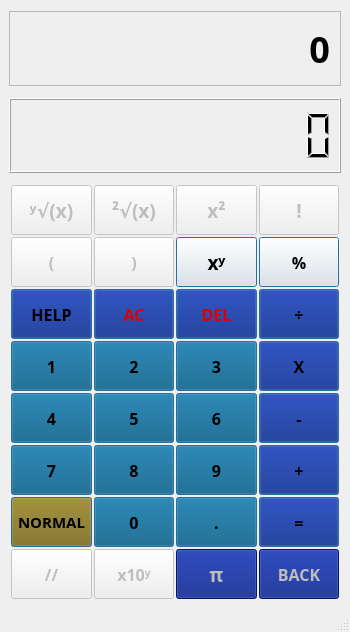
First picture: the form in mainwindow.ui, repository TheBreathless/prismParser_calculator, before the edit.
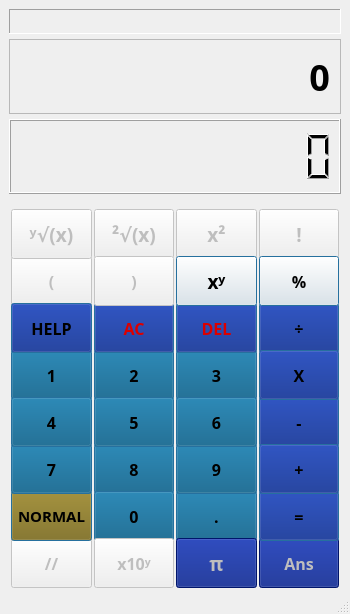
Second picture: the form after the edit.

```diff
--- a/mainwindow.ui
+++ b/mainwindow.ui
@@ -7,13 +7,19 @@
     <x>0</x>
     <y>0</y>
     <width>350</width>
-    <height>632</height>
+    <height>614</height>
    </rect>
   </property>
   <property name="minimumSize">
    <size>
     <width>325</width>
-    <height>450</height>
+    <height>530</height>
+   </size>
+  </property>
+  <property name="sizeIncrement">
+   <size>
+    <width>1</width>
+    <height>1</height>
    </size>
   </property>
   <property name="font">
@@ -25,9 +31,6 @@
   <property name="windowTitle">
    <string>MainWindow</string>
   </property>
-  <property name="styleSheet">
-   <string notr="true"/>
-  </property>
   <property name="toolButtonStyle">
    <enum>Qt::ToolButtonStyle::ToolButtonIconOnly</enum>
   </property>
@@ -39,8 +42,70 @@
     <item>
      <layout class="QVBoxLayout" name="verticalLayout_2">
       <property name="spacing">
-       <number>12</number>
+       <number>5</number>
       </property>
+      <item>
+       <widget class="QLabel" name="warningBox">
+        <property name="enabled">
+         <bool>true</bool>
+        </property>
+        <property name="sizePolicy">
+         <sizepolicy hsizetype="Preferred" vsizetype="Preferred">
+          <horstretch>1</horstretch>
+          <verstretch>1</verstretch>
+         </sizepolicy>
+        </property>
+        <property name="minimumSize">
+         <size>
+          <width>300</width>
+          <height>25</height>
+         </size>
+        </property>
+        <property name="maximumSize">
+         <size>
+          <width>2000</width>
+          <height>25</height>
+         </size>
+        </property>
+        <property name="sizeIncrement">
+         <size>
+          <width>1</width>
+          <height>1</height>
+         </size>
+        </property>
+        <property name="baseSize">
+         <size>
+          <width>300</width>
+          <height>25</height>
+         </size>
+        </property>
+        <property name="font">
+         <font>
+          <family>Cascadia Code</family>
+          <pointsize>11</pointsize>
+          <bold>true</bold>
+         </font>
+        </property>
+        <property name="layoutDirection">
+         <enum>Qt::LayoutDirection::RightToLeft</enum>
+        </property>
+        <property name="styleSheet">
+         <string notr="true">color: rgb(205, 0, 0);</string>
+        </property>
+        <property name="frameShape">
+         <enum>QFrame::Shape::Panel</enum>
+        </property>
+        <property name="frameShadow">
+         <enum>QFrame::Shadow::Sunken</enum>
+        </property>
+        <property name="text">
+         <string/>
+        </property>
+        <property name="alignment">
+         <set>Qt::AlignmentFlag::AlignRight|Qt::AlignmentFlag::AlignTrailing|Qt::AlignmentFlag::AlignVCenter</set>
+        </property>
+       </widget>
+      </item>
       <item>
        <widget class="QLabel" name="calcDisplay">
         <property name="sizePolicy">
@@ -167,7 +232,7 @@
          <number>2</number>
         </property>
         <property name="topMargin">
-         <number>0</number>
+         <number>10</number>
         </property>
         <property name="rightMargin">
          <number>2</number>
@@ -1437,7 +1502,7 @@
 }</string>
           </property>
           <property name="text">
-           <string comment="A nigga is a black person" extracomment="They stole my wallet">BACK</string>
+           <string comment="A nigga is a black person" extracomment="They stole my wallet">Ans</string>
           </property>
           <property name="default">
            <bool>true</bool>
```
Left out of the diff: 4 changed lines with no effect on the pictures.
